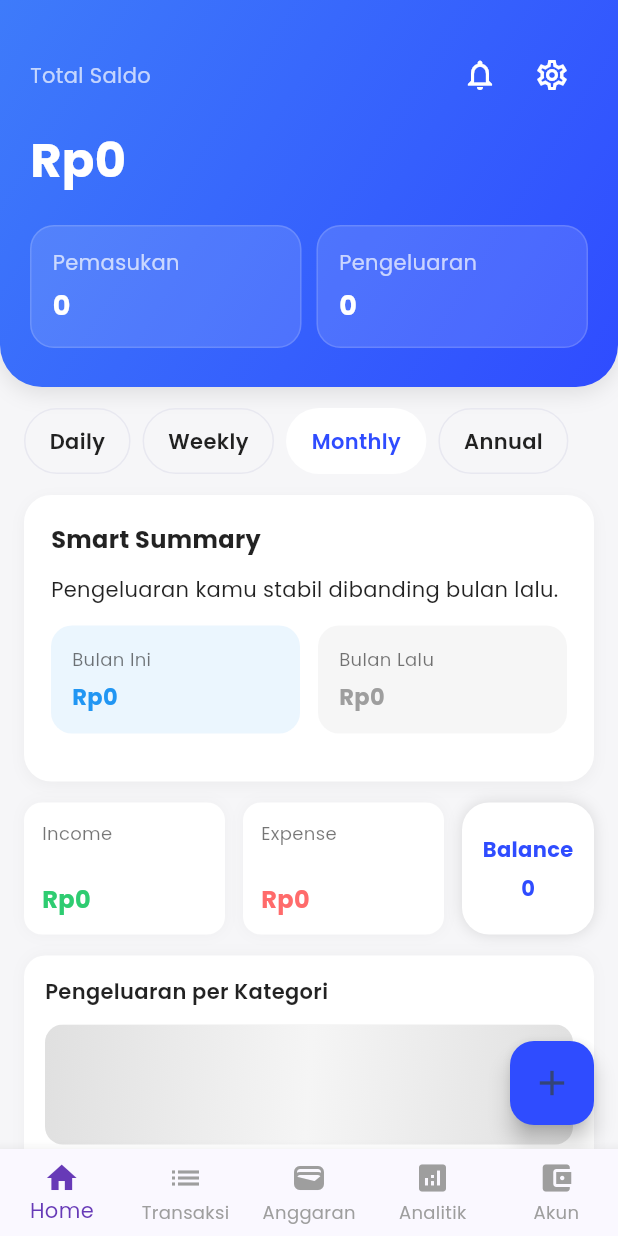
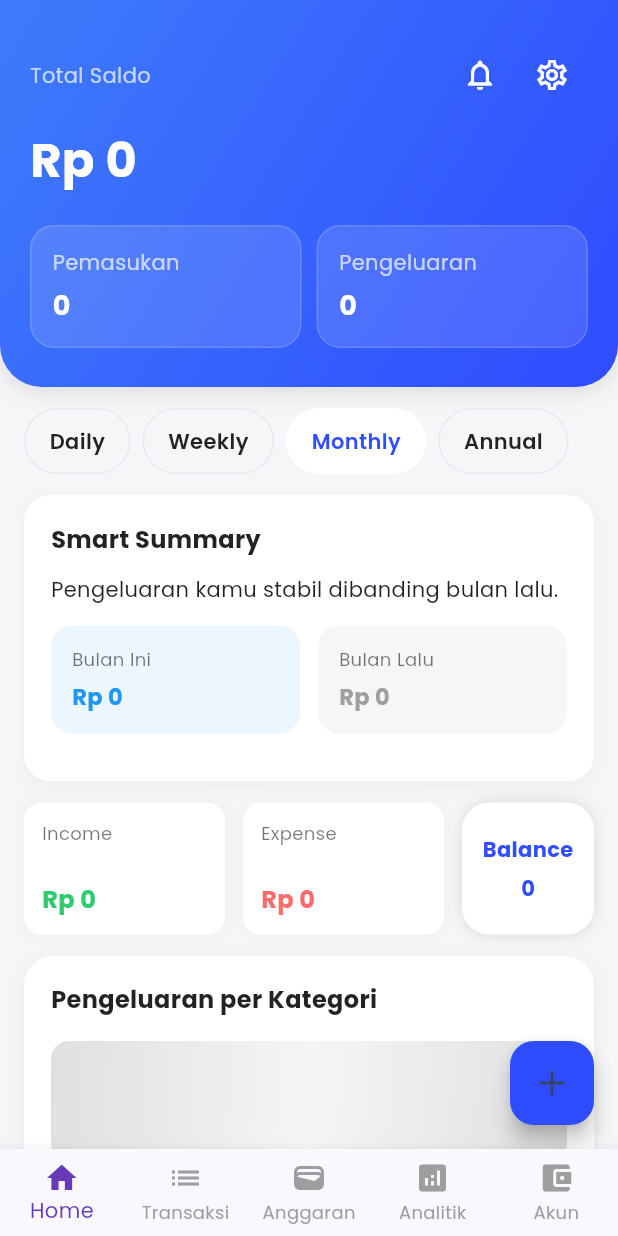
Before and after one commit to ciputralumi/Project-RPL, a Flutter app: the screen it shows after launch, on a phone screen of 412 x 824 dp. Run offline on Flutter 3.47's test engine with Material 3 defaults, Android fonts, the light colour scheme and no system bars; our stand-ins replace fl_chart, google_fonts, hive, hive_flutter; accounts and stored records are empty.

Commit message:
Update Terbaru

```diff
--- a/lib/presentation/dashboard/dashboard_page.dart
+++ b/lib/presentation/dashboard/dashboard_page.dart
@@ -113,7 +113,7 @@ class _DashboardPageState extends State<DashboardPage>
                     const SizedBox(height: 14),
                     _buildSmartSummary(context, tx, s),
                     const SizedBox(height: 14),
-                    _buildSummaryCards(income, expense, s),
+                    _buildSummaryCards(income, expense, balance, s),
                     const SizedBox(height: 14),
                     AnimatedBuilder(
                       animation: _donutController,
@@ -122,7 +122,7 @@ class _DashboardPageState extends State<DashboardPage>
                         child: Transform.translate(
                           offset: Offset(0, (1 - _donutController.value) * 10),
                           child: _buildAnalyticsCard(
-                              segments, totalForPie, _donutController.value),
+                              segments, totalForPie, _donutController.value, s),
                         ),
                       ),
                     ),
@@ -215,7 +215,7 @@ class _DashboardPageState extends State<DashboardPage>
           const SizedBox(height: 10),
 
           Text(
-            "${s.currencySymbol}${_fmt(balance)}",
+            "${s.currencySymbol}${_fmt(s.convert(balance))}",
             style: const TextStyle(
                 color: Colors.white, fontSize: 32, fontWeight: FontWeight.bold),
           ),
@@ -225,11 +225,11 @@ class _DashboardPageState extends State<DashboardPage>
           Row(
             children: [
               Expanded(
-                child: _miniStatCard("Pemasukan", income, Colors.green),
+                child: _miniStatCard("Pemasukan", s.convert(income), Colors.green),
               ),
               const SizedBox(width: 10),
               Expanded(
-                child: _miniStatCard("Pengeluaran", expense, Colors.red),
+                child: _miniStatCard("Pengeluaran", s.convert(expense), Colors.red),
               ),
             ],
           )
@@ -458,13 +458,18 @@ class _DashboardPageState extends State<DashboardPage>
   // SUMMARY CARDS
   // -------------------------------------------------------------------
 
-  Widget _buildSummaryCards(double income, double expense, SettingsProvider s) {
+  Widget _buildSummaryCards(
+    double income,
+    double expense,
+    double balance,
+    SettingsProvider s,
+  ){
     return Row(
       children: [
         Expanded(
           child: _smallCard(
             "Income",
-            "${s.currencySymbol}${_fmt(income)}",
+            "${s.currencySymbol}${_fmt(s.convert(income))}",
             const Color(0xFF2ECC71),
           ),
         ),
@@ -472,7 +477,7 @@ class _DashboardPageState extends State<DashboardPage>
         Expanded(
           child: _smallCard(
             "Expense",
-            "${s.currencySymbol}${_fmt(expense)}",
+            "${s.currencySymbol}${_fmt(s.convert(expense))}",
             const Color(0xFFFF6B6B),
           ),
         ),
@@ -495,7 +500,7 @@ class _DashboardPageState extends State<DashboardPage>
               ),
               const SizedBox(height: 6),
               Text(
-                _fmt(income - expense),
+                _fmt(s.convert(balance)),
                 style: const TextStyle(
                     color: Color(0xFF2F4CFF), fontWeight: FontWeight.bold),
               ),
@@ -541,14 +546,22 @@ class _DashboardPageState extends State<DashboardPage>
   // -------------------------------------------------------------------
 
   Widget _buildAnalyticsCard(
-      List<_PieSegment> segments, double total, double animValue) {
+  List<_PieSegment> segments,
+  double total,
+  double animValue,
+  SettingsProvider s,
+) {
   return Container(
-      padding: const EdgeInsets.all(14),
+    padding: const EdgeInsets.all(18),
     decoration: BoxDecoration(
       color: Colors.white,
-        borderRadius: BorderRadius.circular(14),
+      borderRadius: BorderRadius.circular(20),
       boxShadow: [
-          BoxShadow(color: Colors.black.withOpacity(0.03), blurRadius: 8)
+        BoxShadow(
+          color: Colors.black.withOpacity(0.05),
+          blurRadius: 10,
+          offset: const Offset(0, 4),
+        ),
       ],
     ),
     child: Column(
@@ -556,21 +569,34 @@ class _DashboardPageState extends State<DashboardPage>
       children: [
         const Text(
           "Pengeluaran per Kategori",
-            style: TextStyle(fontWeight: FontWeight.w600),
+          style: TextStyle(
+            fontWeight: FontWeight.w700,
+            fontSize: 16,
           ),
-          const SizedBox(height: 12),
+        ),
+        const SizedBox(height: 16),
+
         if (segments.isEmpty || total == 0)
           const _ShimmerPlaceholder(count: 3)
         else
           Row(
+            crossAxisAlignment: CrossAxisAlignment.start,
             children: [
-                _AnimatedDonut(segments, total, animValue: animValue),
-                const SizedBox(width: 14),
+              _AnimatedDonut(
+                segments,
+                total,
+                animValue: animValue,
+                conversionRate: s.currencyFormat == 0 ? 1.0 : 0.000065,
+                currencySymbol: s.currencySymbol,
+              ),
+
+              const SizedBox(width: 20),
+
               Expanded(
                 child: Column(
-                    crossAxisAlignment: CrossAxisAlignment.start,
-                    children: segments.map((s) {
-                      final c = CategoryColors.getColor(s.label);
+                  children: segments.map((seg) {
+                    final color = CategoryColors.getColor(seg.label);
+
                     return Padding(
                       padding: const EdgeInsets.symmetric(vertical: 6),
                       child: Row(
@@ -579,27 +605,42 @@ class _DashboardPageState extends State<DashboardPage>
                             width: 12,
                             height: 12,
                             decoration: BoxDecoration(
-                                color: c,
-                                borderRadius: BorderRadius.circular(3),
+                              color: color,
+                              borderRadius: BorderRadius.circular(4),
                             ),
                           ),
                           const SizedBox(width: 8),
+
                           Expanded(
-                                child: Text(s.label,
-                                    overflow: TextOverflow.ellipsis)),
-                            Text(_short(s.value)),
+                            child: Text(
+                              seg.label,
+                              style: const TextStyle(
+                                fontSize: 13,
+                                fontWeight: FontWeight.w600,
+                              ),
+                            ),
+                          ),
+
+                          Text(
+                            "${s.currencySymbol}${_fmt(s.convert(seg.value))}",
+                            style: const TextStyle(
+                              fontWeight: FontWeight.w700,
+                              fontSize: 13,
+                            ),
+                          )
                         ],
                       ),
                     );
                   }).toList(),
                 ),
-                ),
+              )
             ],
           )
       ],
     ),
   );
 }
+
 
   // -------------------------------------------------------------------
   // GOALS & ACCOUNTS
@@ -775,7 +816,7 @@ class _DashboardPageState extends State<DashboardPage>
             ),
           ),
           Text(
-            "${s.currencySymbol}${_fmt(tx.amount)}",
+            "${s.currencySymbol}${_fmt(s.convert(tx.amount))}",
             style: TextStyle(
               color: tx.isIncome ? Colors.green : Colors.red,
               fontWeight: FontWeight.w700,
@@ -836,12 +877,16 @@ class _AnimatedDonut extends StatelessWidget {
   final List<_PieSegment> segments;
   final double total;
   final double animValue;
+  final double conversionRate;
+  final String currencySymbol;
 
   const _AnimatedDonut(
     this.segments,
     this.total, {
     super.key,
     required this.animValue,
+    required this.conversionRate,
+    required this.currencySymbol,
   });
 
   @override
@@ -852,52 +897,58 @@ class _AnimatedDonut extends StatelessWidget {
     double acc = 0;
 
     for (final seg in segments) {
-      final portion = (seg.value / total).clamp(0.0, 1.0) * animValue;
+      final portion = (seg.value / total) * animValue;
       acc += portion;
       stops.add(acc);
       colors.add(CategoryColors.getColor(seg.label));
     }
 
     if (stops.isNotEmpty) {
-      stops.last = animValue.clamp(0.0, 1.0);
+      stops[stops.length - 1] = animValue;
     }
+
+    final double donutSize = 135;
 
     return Stack(
       alignment: Alignment.center,
       children: [
         Container(
-          width: 120,
-          height: 120,
+          width: donutSize,
+          height: donutSize,
           decoration: BoxDecoration(
             shape: BoxShape.circle,
             gradient: SweepGradient(
               colors: colors.isEmpty ? [Colors.grey.shade300] : colors,
-              stops: stops.isEmpty ? null : stops,
+              stops: stops,
               startAngle: -pi / 2,
               endAngle: -pi / 2 + 2 * pi * animValue,
             ),
           ),
         ),
 
-        // Inner white circle
+        // Center hole
         Container(
-          width: 68,
-          height: 68,
+          width: donutSize * 0.58,
+          height: donutSize * 0.58,
           decoration: BoxDecoration(
             shape: BoxShape.circle,
             color: Colors.white,
             boxShadow: [
               BoxShadow(
-                color: Colors.black.withOpacity(0.06),
-                blurRadius: 6,
+                color: Colors.black.withOpacity(0.08),
+                blurRadius: 10,
               ),
             ],
           ),
           child: Center(
             child: Text(
-              "Total\n${_centerTotal()}",
+              "${currencySymbol}${_formatCenter()}",
               textAlign: TextAlign.center,
-              style: const TextStyle(fontSize: 12),
+              style: const TextStyle(
+                fontWeight: FontWeight.bold,
+                fontSize: 14,
+                height: 1.3,
+              ),
             ),
           ),
         ),
@@ -905,13 +956,20 @@ class _AnimatedDonut extends StatelessWidget {
     );
   }
 
-  String _centerTotal() {
-    final t = segments.fold(0.0, (a, b) => a + b.value);
-    if (t >= 1000000) return "${(t / 1000000).toStringAsFixed(1)}M";
-    if (t >= 1000) return "${(t / 1000).toStringAsFixed(1)}K";
-    return t.toStringAsFixed(0);
+  String _formatCenter() {
+    final convertedTotal = total * conversionRate;
+
+    if (convertedTotal >= 1000000) {
+      return "${(convertedTotal / 1000000).toStringAsFixed(1)}M";
+    }
+    if (convertedTotal >= 1000) {
+      return "${(convertedTotal / 1000).toStringAsFixed(1)}K";
+    }
+
+    return convertedTotal.toStringAsFixed(0);
   }
 }
+
 
 // -------------------------------------------------------------------
 // SHIMMER PLACEHOLDER (SKELETON LOADING)
--- a/lib/providers/settings_provider.dart
+++ b/lib/providers/settings_provider.dart
@@ -1,4 +1,3 @@
-
 import 'package:flutter/material.dart';
 import 'package:hive/hive.dart';
 import '../data/models/transaction_model.dart';
@@ -8,6 +7,9 @@ class SettingsProvider extends ChangeNotifier {
   final Box<TransactionModel> transactionBox =
       Hive.box<TransactionModel>('transactions');
 
+  // ============================
+  // DARK MODE
+  // ============================
   bool get isDarkMode => settingsBox.get('darkMode', defaultValue: false);
 
   void toggleDarkMode(bool value) {
@@ -15,6 +17,10 @@ class SettingsProvider extends ChangeNotifier {
     notifyListeners();
   }
 
+  // ============================
+  // CURRENCY
+  // 0 = Rp, 1 = USD
+  // ============================
   int get currencyFormat =>
       settingsBox.get('currencyFormat', defaultValue: 0);
 
@@ -26,20 +32,36 @@ class SettingsProvider extends ChangeNotifier {
   String get currencySymbol {
     switch (currencyFormat) {
       case 1:
-        return "\$";
+        return "\$ ";
       default:
-        return "Rp";
+        return "Rp ";
     }
   }
 
+  // ============================
+  // CONVERT FUNCTION (PENTING!)
+  // Rupiah → USD
+  // ============================
+  double convert(double amount) {
+    // Jika Rp → tidak konversi
+    if (currencyFormat == 0) return amount;
+
+    // Jika USD → convert
+    const double usdRate = 15700; // ubah sesuai kebutuhan
+    return amount / usdRate;
+  }
+
+  // ============================
+  // RESET TRANSAKSI
+  // ============================
   Future<void> clearAllTransactions() async {
     await transactionBox.clear();
     notifyListeners();
   }
 
-  // ================================
-  // CATEGORIES (Default)
-  // ================================
+  // ============================
+  // DEFAULT CATEGORIES
+  // ============================
   List<String> get categories => [
         "Makanan & Minuman",
         "Transportasi",
--- a/lib/providers/transaction_provider.dart
+++ b/lib/providers/transaction_provider.dart
@@ -64,7 +64,11 @@ class TransactionProvider extends ChangeNotifier {
       .where((e) => !e.isIncome)
       .fold(0.0, (a, b) => a + b.amount);
 
-  double get totalBalance => totalIncome - totalExpense;
+  double get totalBalance {
+    final bal = totalIncome - totalExpense;
+    return bal < 0 ? 0 : bal;
+  }
+
 
   // -------------------------------------------------------------
   // ADD TRANSACTION ✓ AUTO APPLY BALANCE
```
Also changed, not shown: pubspec.lock. Lines whose indentation alone changed are shown as unchanged.
